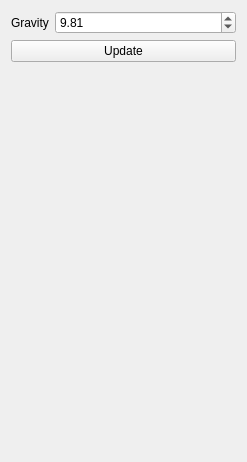
First picture: the form in forms/widgetfountain.ui, repository locoxsoco/computer-animation-simulation, before the edit.
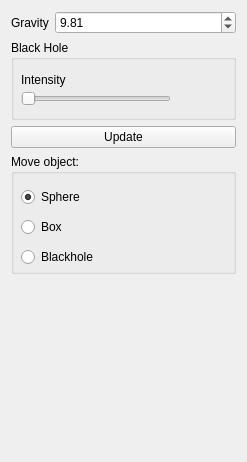
Second picture: the form after the edit.

The edit to the form file:
```diff
--- a/forms/widgetfountain.ui
+++ b/forms/widgetfountain.ui
@@ -35,12 +35,112 @@
     </widget>
    </item>
    <item row="1" column="0" colspan="2">
+    <widget class="QGroupBox" name="groupBox">
+     <property name="minimumSize">
+      <size>
+       <width>0</width>
+       <height>80</height>
+      </size>
+     </property>
+     <property name="title">
+      <string>Black Hole</string>
+     </property>
+     <widget class="QSlider" name="horizontalSlider">
+      <property name="geometry">
+       <rect>
+        <x>10</x>
+        <y>50</y>
+        <width>150</width>
+        <height>18</height>
+       </rect>
+      </property>
+      <property name="maximumSize">
+       <size>
+        <width>150</width>
+        <height>16777215</height>
+       </size>
+      </property>
+      <property name="orientation">
+       <enum>Qt::Horizontal</enum>
+      </property>
+     </widget>
+     <widget class="QLabel" name="label_2">
+      <property name="geometry">
+       <rect>
+        <x>10</x>
+        <y>30</y>
+        <width>63</width>
+        <height>20</height>
+       </rect>
+      </property>
+      <property name="text">
+       <string>Intensity</string>
+      </property>
+     </widget>
+    </widget>
+   </item>
+   <item row="2" column="0" colspan="2">
     <widget class="QPushButton" name="btnUpdate">
      <property name="text">
       <string>Update</string>
      </property>
     </widget>
    </item>
+   <item row="3" column="0" colspan="2">
+    <widget class="QGroupBox" name="groupBox_2">
+     <property name="minimumSize">
+      <size>
+       <width>0</width>
+       <height>120</height>
+      </size>
+     </property>
+     <property name="title">
+      <string>Move object:</string>
+     </property>
+     <widget class="QRadioButton" name="radioButton">
+      <property name="geometry">
+       <rect>
+        <x>10</x>
+        <y>30</y>
+        <width>112</width>
+        <height>26</height>
+       </rect>
+      </property>
+      <property name="text">
+       <string>Sphere</string>
+      </property>
+      <property name="checked">
+       <bool>true</bool>
+      </property>
+     </widget>
+     <widget class="QRadioButton" name="radioButton_2">
+      <property name="geometry">
+       <rect>
+        <x>10</x>
+        <y>60</y>
+        <width>112</width>
+        <height>26</height>
+       </rect>
+      </property>
+      <property name="text">
+       <string>Box</string>
+      </property>
+     </widget>
+     <widget class="QRadioButton" name="radioButton_3">
+      <property name="geometry">
+       <rect>
+        <x>10</x>
+        <y>90</y>
+        <width>112</width>
+        <height>26</height>
+       </rect>
+      </property>
+      <property name="text">
+       <string>Blackhole</string>
+      </property>
+     </widget>
+    </widget>
+   </item>
   </layout>
  </widget>
  <resources/>
```
